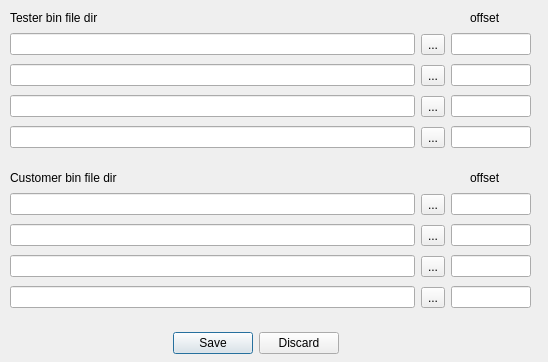
First picture: the form in PyQTUI/childrenForm.ui, repository wangyixu12/Esp32DownloadTools, before the edit.
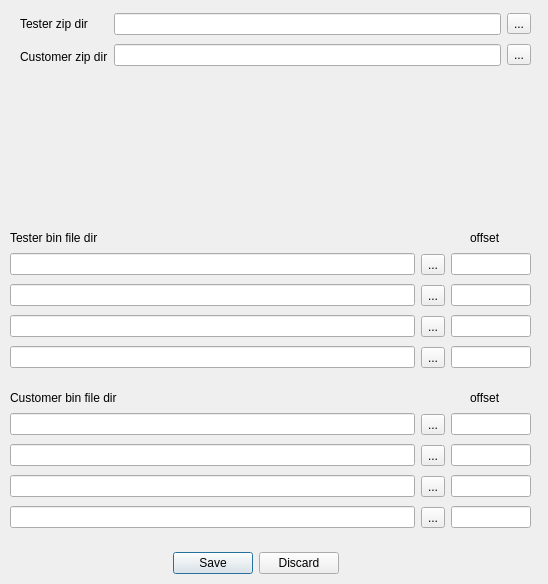
Second picture: the form after the edit.

Commit message: 更新配置界面，新增zip路径

Diff of the .ui file:
```diff
--- a/PyQTUI/childrenForm.ui
+++ b/PyQTUI/childrenForm.ui
@@ -7,7 +7,7 @@
     <x>0</x>
     <y>0</y>
     <width>548</width>
-    <height>362</height>
+    <height>584</height>
    </rect>
   </property>
   <property name="minimumSize">
@@ -19,7 +19,7 @@
   <property name="maximumSize">
    <size>
     <width>548</width>
-    <height>362</height>
+    <height>700</height>
    </size>
   </property>
   <property name="windowTitle">
@@ -29,7 +29,7 @@
    <property name="geometry">
     <rect>
      <x>10</x>
-     <y>10</y>
+     <y>230</y>
      <width>141</width>
      <height>16</height>
     </rect>
@@ -42,7 +42,7 @@
    <property name="geometry">
     <rect>
      <x>10</x>
-     <y>170</y>
+     <y>390</y>
      <width>151</width>
      <height>16</height>
     </rect>
@@ -55,7 +55,7 @@
    <property name="geometry">
     <rect>
      <x>470</x>
-     <y>10</y>
+     <y>230</y>
      <width>41</width>
      <height>16</height>
     </rect>
@@ -68,7 +68,7 @@
    <property name="geometry">
     <rect>
      <x>470</x>
-     <y>170</y>
+     <y>390</y>
      <width>41</width>
      <height>16</height>
     </rect>
@@ -81,7 +81,7 @@
    <property name="geometry">
     <rect>
      <x>130</x>
-     <y>330</y>
+     <y>550</y>
      <width>251</width>
      <height>26</height>
     </rect>
@@ -97,7 +97,7 @@
    <property name="geometry">
     <rect>
      <x>10</x>
-     <y>190</y>
+     <y>410</y>
      <width>521</width>
      <height>122</height>
     </rect>
@@ -232,7 +232,7 @@
    <property name="geometry">
     <rect>
      <x>10</x>
-     <y>30</y>
+     <y>250</y>
      <width>521</width>
      <height>124</height>
     </rect>
@@ -364,6 +364,68 @@
     </item>
    </layout>
   </widget>
+  <widget class="QWidget" name="">
+   <property name="geometry">
+    <rect>
+     <x>20</x>
+     <y>10</y>
+     <width>511</width>
+     <height>60</height>
+    </rect>
+   </property>
+   <layout class="QHBoxLayout" name="horizontalLayout_6">
+    <item>
+     <layout class="QVBoxLayout" name="verticalLayout_5">
+      <item>
+       <widget class="QLabel" name="label_5">
+        <property name="text">
+         <string>Tester zip dir</string>
+        </property>
+       </widget>
+      </item>
+      <item>
+       <widget class="QLabel" name="label_6">
+        <property name="text">
+         <string>Customer zip dir</string>
+        </property>
+       </widget>
+      </item>
+     </layout>
+    </item>
+    <item>
+     <layout class="QVBoxLayout" name="verticalLayout_4">
+      <item>
+       <layout class="QHBoxLayout" name="horizontalLayout_4">
+        <item>
+         <widget class="QLineEdit" name="pieBinDir_5"/>
+        </item>
+        <item>
+         <widget class="QToolButton" name="pieBinOptBtn_5">
+          <property name="text">
+           <string>...</string>
+          </property>
+         </widget>
+        </item>
+       </layout>
+      </item>
+      <item>
+       <layout class="QHBoxLayout" name="horizontalLayout_5">
+        <item>
+         <widget class="QLineEdit" name="pieBinDir_6"/>
+        </item>
+        <item>
+         <widget class="QToolButton" name="pieBinOptBtn_6">
+          <property name="text">
+           <string>...</string>
+          </property>
+         </widget>
+        </item>
+       </layout>
+      </item>
+     </layout>
+    </item>
+   </layout>
+  </widget>
  </widget>
  <tabstops>
   <tabstop>custBinDir_1</tabstop>
```
The commit also changes 1 other file.
